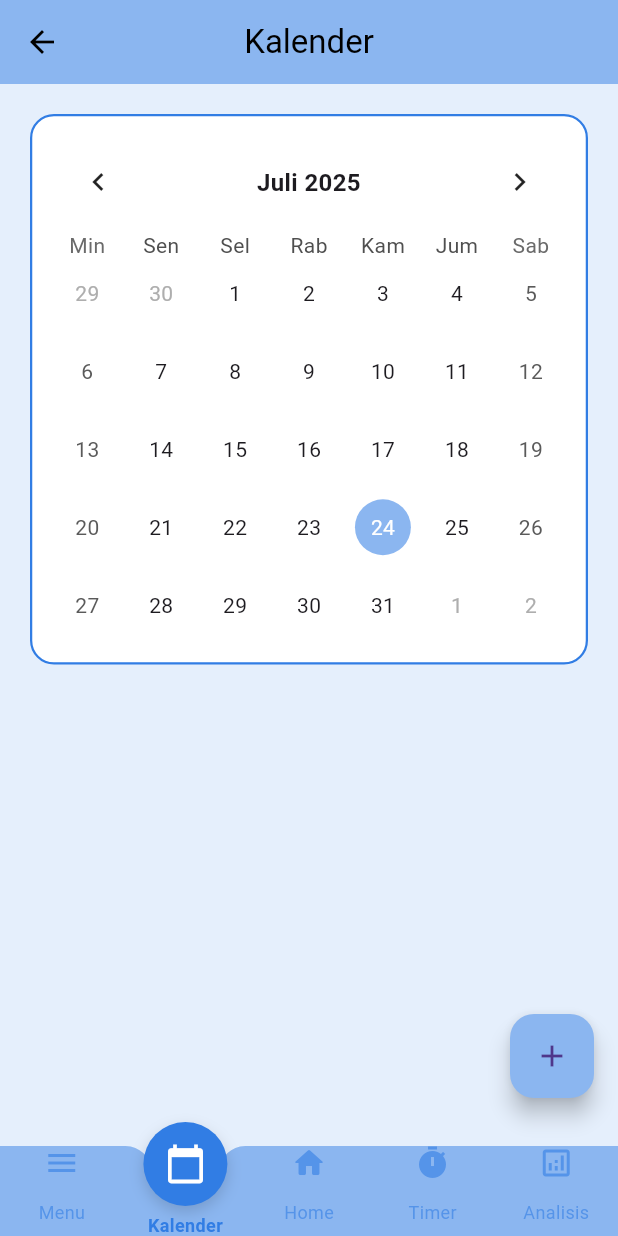
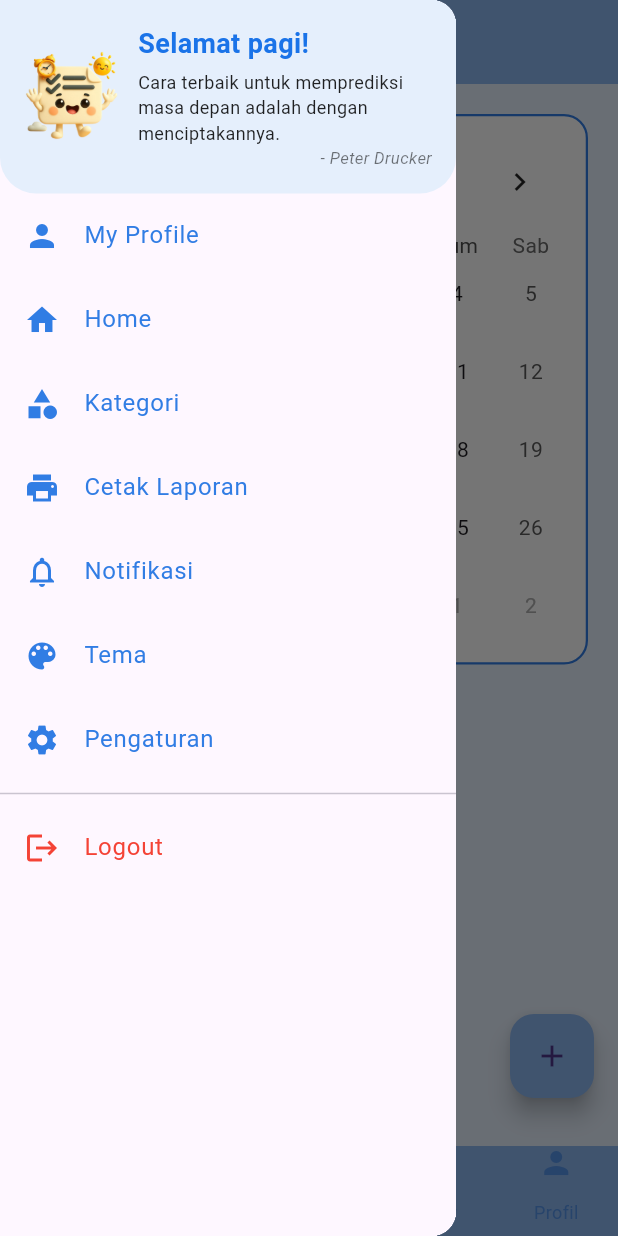
Before and after one commit to geiskaa/cblistify, a Flutter app: the HomePage screen opened directly, item 2 of the bottom bar chosen, with the side drawer open (before the commit the screen has no drawer), on a phone screen of 412 x 824 dp. Run offline on Flutter 3.47's test engine with Material 3 defaults, Android fonts, the light colour scheme and no system bars; drawn by our look-alikes of table_calendar; our stand-ins replace fl_chart, get_storage, image_cropper, image_picker, supabase_flutter; accounts and stored records are empty.

Commit message:
update besar

```diff
--- a/lib/pages/kalender.dart
+++ b/lib/pages/kalender.dart
@@ -1,3 +1,4 @@
+import 'package:cblistify/pages/menu/menu.dart';
 import 'package:cblistify/pages/tugas/buat_tugas.dart';
 import 'package:cblistify/widgets/custom_navbar.dart';
 import 'package:flutter/material.dart';
@@ -16,6 +17,7 @@ class KalenderPage extends StatefulWidget {
 }
 
 class _KalenderPageState extends State<KalenderPage> {
+  final GlobalKey<ScaffoldState> _scaffoldKey = GlobalKey<ScaffoldState>();
   DateTime _focusedDay = DateTime.now();
   DateTime? _selectedDay;
 
@@ -45,13 +47,16 @@ class _KalenderPageState extends State<KalenderPage> {
     final events = _getEventsForDay(_selectedDay!);
 
     return Scaffold(
+      key: _scaffoldKey,
       backgroundColor: palette.lighter,
       appBar: AppBar(
         title: const Text("Kalender", style: TextStyle(color: Colors.black)),
         backgroundColor: palette.base,
         elevation: 0,
         centerTitle: true,
+        automaticallyImplyLeading: false,
       ),
+      drawer: DrawerMenu(),
       body: Padding(
         padding: const EdgeInsets.all(20),
         child: Column(
@@ -140,7 +145,12 @@ class _KalenderPageState extends State<KalenderPage> {
         backgroundColor: palette.base,
         child: const Icon(Icons.add),
       ),
-      bottomNavigationBar: CustomNavBar(currentIndex: widget.selectedIndex),
+      bottomNavigationBar: CustomNavBar(
+        currentIndex: widget.selectedIndex,
+        onMenuTap: (){
+          _scaffoldKey.currentState?.openDrawer();
+        },
+      ),
     );
   }
 }
--- a/lib/pages/menu/menu.dart
+++ b/lib/pages/menu/menu.dart
@@ -28,13 +28,13 @@ class DrawerMenu extends StatelessWidget {
             _buildDrawerItem(
               icon: Icons.person,
               text: 'My Profile',
-              onTap: () => _navigateAfterClose(context, const ProfilPage(selectedIndex: 2)),
+              onTap: () => _navigateAfterClose(context, const ProfilPage(selectedIndex: 4)),
               iconColor: palette.darker,
             ),
             _buildDrawerItem(
               icon: Icons.home,
               text: 'Home',
-              onTap: () => _navigateAfterClose(context, const HomePage(selectedIndex: 0)),
+              onTap: () => _navigateAfterClose(context, const HomePage(selectedIndex: 2)),
               iconColor: palette.darker,
             ),
             _buildDrawerItem(
@@ -161,13 +161,13 @@ class DrawerMenu extends StatelessWidget {
 
     return Container(
       padding: const EdgeInsets.all(16),
-      decoration: const BoxDecoration(
-        color: Color(0xFFB3D4FF),
-        borderRadius: BorderRadius.only(
+      decoration: BoxDecoration(
+        color: palette.lighter,
+          borderRadius: const BorderRadius.only(
           bottomLeft: Radius.circular(24),
           bottomRight: Radius.circular(24),
+          ),
         ),
-      ),
       child: Row(
         children: [
           Image.asset(imagePath, height: 64, width: 64),
--- a/lib/widgets/custom_navbar.dart
+++ b/lib/widgets/custom_navbar.dart
@@ -158,8 +158,8 @@ class CustomNavBar extends StatelessWidget {
                 _buildNavItem(context, Icons.timer, 'Timer', 3, palette),
                 _buildNavItem(
                   context,
-                  Icons.analytics_outlined,
-                  'Analisis',
+                  Icons.person,
+                  'Profil',
                   4,
                   palette,
                 ),
```
Also changed, not shown: lib/pages/pomodoro/pomodoro.dart (+8 -1 lines).
